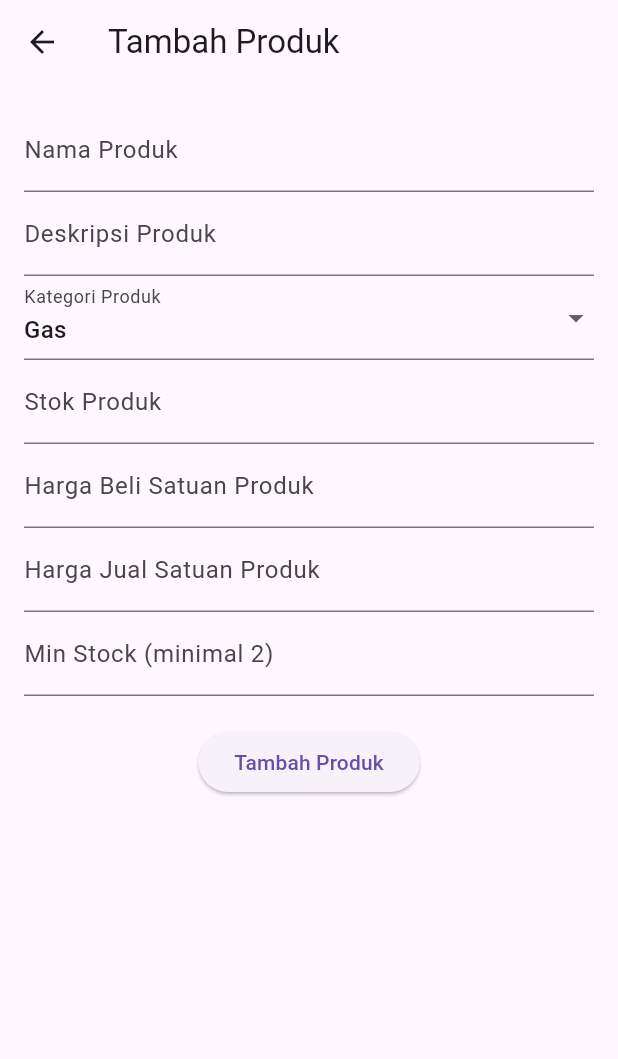
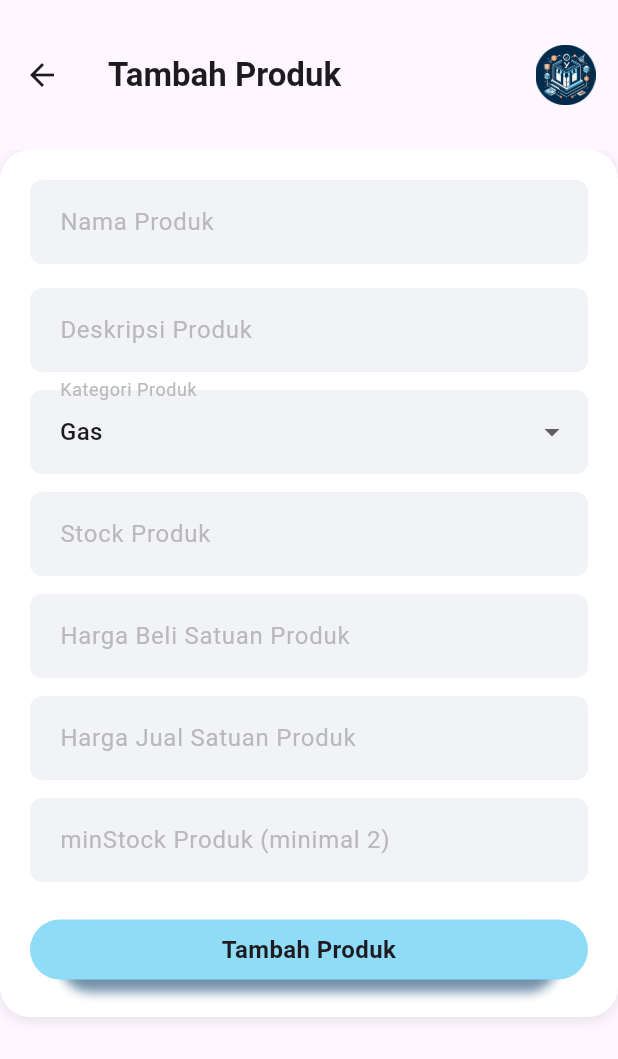
Before and after one commit to riofach/YStore, a Flutter app: the AddProductScreen screen opened directly, on a phone screen of 412 x 824 dp. Shown: the top 1059 px of the screen. Run offline on Flutter 3.47's test engine with Material 3 defaults, Android fonts, the light colour scheme and no system bars; our stand-ins replace cloud_firestore, firebase_auth, firebase_core, fl_chart, flutter_local_notifications, open_file and 1 more; missing offline and left inert: bcrypt; accounts and stored records are empty.

Commit message:
desain add product done

```diff
--- a/lib/config/app_color.dart
+++ b/lib/config/app_color.dart
@@ -5,5 +5,7 @@ class AppColor {
   static const secondary = Color(0xff8FDCF8);
   static const backgroundScaffold = Color(0xffF4F4F4);
 
-  static const textPrimary = Color(0xffB9B9B9);
+  static const grey = Color(0xffB9B9B9);
+
+  static const lightGrey = Color(0xffF2F3F7);
 }
--- a/lib/screens/login.dart
+++ b/lib/screens/login.dart
@@ -131,7 +131,7 @@ class _LoginScreenState extends State<LoginScreen> {
                                 .copyWith(
                                   fontWeight: FontWeight.w500,
                                   fontSize: 15,
-                                  color: AppColor.textPrimary,
+                                  color: AppColor.grey,
                                 ),
                           ),
                         ],
@@ -151,13 +151,13 @@ class _LoginScreenState extends State<LoginScreen> {
                           vertical: 16,
                         ),
                         hintText: 'Email',
-                        hintStyle: TextStyle(color: AppColor.textPrimary),
+                        hintStyle: TextStyle(color: AppColor.grey),
                         prefixIcon: const Icon(Icons.email),
-                        prefixIconColor: AppColor.textPrimary,
+                        prefixIconColor: AppColor.grey,
                         border: OutlineInputBorder(
                           borderRadius: BorderRadius.circular(30),
                           borderSide:
-                              const BorderSide(color: AppColor.textPrimary),
+                              const BorderSide(color: AppColor.grey),
                         ),
                         enabledBorder: OutlineInputBorder(
                           borderRadius: BorderRadius.circular(30),
@@ -180,9 +180,9 @@ class _LoginScreenState extends State<LoginScreen> {
                           vertical: 16,
                         ),
                         hintText: 'Password',
-                        hintStyle: TextStyle(color: AppColor.textPrimary),
+                        hintStyle: TextStyle(color: AppColor.grey),
                         prefixIcon: const Icon(Icons.password),
-                        prefixIconColor: AppColor.textPrimary,
+                        prefixIconColor: AppColor.grey,
                         suffixIcon: IconButton(
                           icon: Icon(
                             _isPasswordVisible
@@ -195,11 +195,11 @@ class _LoginScreenState extends State<LoginScreen> {
                             });
                           },
                         ),
-                        suffixIconColor: AppColor.textPrimary,
+                        suffixIconColor: AppColor.grey,
                         border: OutlineInputBorder(
                           borderRadius: BorderRadius.circular(30),
                           borderSide:
-                              const BorderSide(color: AppColor.textPrimary),
+                              const BorderSide(color: AppColor.grey),
                         ),
                         enabledBorder: OutlineInputBorder(
                           borderRadius: BorderRadius.circular(30),
--- a/lib/services/add_product.dart
+++ b/lib/services/add_product.dart
@@ -1,5 +1,8 @@
 import 'package:flutter/material.dart';
 import 'package:cloud_firestore/cloud_firestore.dart';
+import 'package:ystore/config/app_assets.dart';
+import 'package:ystore/config/app_color.dart';
+import 'package:ystore/widgets/bottom_custom.dart';
 
 class AddProductScreen extends StatefulWidget {
   final String? productId; // Optional product ID for editing
@@ -131,24 +134,124 @@ class _AddProductScreenState extends State<AddProductScreen> {
   @override
   Widget build(BuildContext context) {
     return Scaffold(
-      appBar: AppBar(
-        title: Text(widget.productId == null ? 'Tambah Produk' : 'Edit Produk'),
+      appBar: PreferredSize(
+        preferredSize: Size.fromHeight(100),
+        child: AppBar(
+          toolbarHeight: 100,
+          title: Text(
+            widget.productId == null ? 'Tambah Produk' : 'Edit Produk',
+            style: TextStyle(fontWeight: FontWeight.bold),
           ),
-      body: Padding(
-        padding: const EdgeInsets.all(16.0),
+          actions: [
+            Padding(
+              padding: const EdgeInsets.only(right: 15),
+              child: Image.asset(
+                AppAssets.logo,
+                height: 40,
+              ),
+            ),
+          ],
+        ),
+      ),
+      body: SingleChildScrollView(
+        child: Container(
+          padding: const EdgeInsets.all(20),
+          decoration: BoxDecoration(
+            color: Colors.white,
+            borderRadius: BorderRadius.circular(20),
+            boxShadow: [
+              BoxShadow(
+                color: Colors.black.withOpacity(0.1),
+                blurRadius: 8,
+                offset: Offset(0, 2),
+              ),
+            ],
+          ),
           child: Column(
             children: [
-            TextField(
+              TextFormField(
                 controller: _nameController,
-              decoration: InputDecoration(labelText: 'Nama Produk'),
+                decoration: InputDecoration(
+                  isDense: true,
+                  filled: true,
+                  fillColor: AppColor.lightGrey,
+                  contentPadding: const EdgeInsets.symmetric(
+                    horizontal: 16,
+                    vertical: 16,
                   ),
-            TextField(
+                  labelText: 'Nama Produk',
+                  labelStyle: TextStyle(color: AppColor.grey),
+                  border: OutlineInputBorder(
+                    borderRadius: BorderRadius.circular(8),
+                    borderSide: const BorderSide(color: AppColor.grey),
+                  ),
+                  enabledBorder: OutlineInputBorder(
+                    borderRadius: BorderRadius.circular(8),
+                    borderSide: BorderSide.none,
+                  ),
+                  focusedBorder: OutlineInputBorder(
+                    borderRadius: BorderRadius.circular(8),
+                    borderSide: BorderSide(color: AppColor.primary),
+                  ),
+                ),
+              ),
+              SizedBox(
+                height: 16,
+              ),
+              TextFormField(
                 controller: _descriptionController,
-              decoration: InputDecoration(labelText: 'Deskripsi Produk'),
+                decoration: InputDecoration(
+                  isDense: true,
+                  filled: true,
+                  fillColor: AppColor.lightGrey,
+                  contentPadding: const EdgeInsets.symmetric(
+                    horizontal: 16,
+                    vertical: 16,
+                  ),
+                  labelText: 'Deskripsi Produk',
+                  labelStyle: TextStyle(color: AppColor.grey),
+                  border: OutlineInputBorder(
+                    borderRadius: BorderRadius.circular(8),
+                    borderSide: const BorderSide(color: AppColor.grey),
+                  ),
+                  enabledBorder: OutlineInputBorder(
+                    borderRadius: BorderRadius.circular(8),
+                    borderSide: BorderSide.none,
+                  ),
+                  focusedBorder: OutlineInputBorder(
+                    borderRadius: BorderRadius.circular(8),
+                    borderSide: BorderSide(color: AppColor.primary),
+                  ),
+                ),
+              ),
+              SizedBox(
+                height: 12,
               ),
               DropdownButtonFormField<String>(
                 value: _selectedCategory,
-              decoration: InputDecoration(labelText: 'Kategori Produk'),
+                decoration: InputDecoration(
+                  isDense: true,
+                  filled: true,
+                  fillColor: AppColor.lightGrey,
+                  contentPadding: const EdgeInsets.symmetric(
+                    horizontal: 16,
+                    vertical: 16,
+                  ),
+                  labelText: 'Kategori Produk',
+                  labelStyle: TextStyle(color: AppColor.grey),
+                  border: OutlineInputBorder(
+                    borderRadius: BorderRadius.circular(8),
+                    borderSide: const BorderSide(color: AppColor.grey),
+                  ),
+                  enabledBorder: OutlineInputBorder(
+                    borderRadius: BorderRadius.circular(8),
+                    borderSide: BorderSide.none,
+                  ),
+                  focusedBorder: OutlineInputBorder(
+                    borderRadius: BorderRadius.circular(8),
+                    borderSide: BorderSide(color: AppColor.primary),
+                  ),
+                ),
                 items: _categories.map((String category) {
                   return DropdownMenuItem<String>(
                     value: category,
@@ -161,36 +264,136 @@ class _AddProductScreenState extends State<AddProductScreen> {
                   });
                 },
               ),
-            TextField(
+              SizedBox(
+                height: 12,
+              ),
+              TextFormField(
                 controller: _stockController,
-              decoration: InputDecoration(labelText: 'Stok Produk'),
                 keyboardType: TextInputType.number,
+                decoration: InputDecoration(
+                  isDense: true,
+                  filled: true,
+                  fillColor: AppColor.lightGrey,
+                  contentPadding: const EdgeInsets.symmetric(
+                    horizontal: 16,
+                    vertical: 16,
                   ),
-            TextField(
+                  labelText: 'Stock Produk',
+                  labelStyle: TextStyle(color: AppColor.grey),
+                  border: OutlineInputBorder(
+                    borderRadius: BorderRadius.circular(8),
+                    borderSide: const BorderSide(color: AppColor.grey),
+                  ),
+                  enabledBorder: OutlineInputBorder(
+                    borderRadius: BorderRadius.circular(8),
+                    borderSide: BorderSide.none,
+                  ),
+                  focusedBorder: OutlineInputBorder(
+                    borderRadius: BorderRadius.circular(8),
+                    borderSide: BorderSide(color: AppColor.primary),
+                  ),
+                ),
+              ),
+              SizedBox(
+                height: 12,
+              ),
+              TextFormField(
                 controller: _buyPriceController,
-              decoration:
-                  InputDecoration(labelText: 'Harga Beli Satuan Produk'),
                 keyboardType: TextInputType.number,
+                decoration: InputDecoration(
+                  isDense: true,
+                  filled: true,
+                  fillColor: AppColor.lightGrey,
+                  contentPadding: const EdgeInsets.symmetric(
+                    horizontal: 16,
+                    vertical: 16,
                   ),
-            TextField(
+                  labelText: 'Harga Beli Satuan Produk',
+                  labelStyle: TextStyle(color: AppColor.grey),
+                  border: OutlineInputBorder(
+                    borderRadius: BorderRadius.circular(8),
+                    borderSide: const BorderSide(color: AppColor.grey),
+                  ),
+                  enabledBorder: OutlineInputBorder(
+                    borderRadius: BorderRadius.circular(8),
+                    borderSide: BorderSide.none,
+                  ),
+                  focusedBorder: OutlineInputBorder(
+                    borderRadius: BorderRadius.circular(8),
+                    borderSide: BorderSide(color: AppColor.primary),
+                  ),
+                ),
+              ),
+              SizedBox(
+                height: 12,
+              ),
+              TextFormField(
                 controller: _sellPriceController,
-              decoration:
-                  InputDecoration(labelText: 'Harga Jual Satuan Produk'),
                 keyboardType: TextInputType.number,
+                decoration: InputDecoration(
+                  isDense: true,
+                  filled: true,
+                  fillColor: AppColor.lightGrey,
+                  contentPadding: const EdgeInsets.symmetric(
+                    horizontal: 16,
+                    vertical: 16,
                   ),
-            TextField(
+                  labelText: 'Harga Jual Satuan Produk',
+                  labelStyle: TextStyle(color: AppColor.grey),
+                  border: OutlineInputBorder(
+                    borderRadius: BorderRadius.circular(8),
+                    borderSide: const BorderSide(color: AppColor.grey),
+                  ),
+                  enabledBorder: OutlineInputBorder(
+                    borderRadius: BorderRadius.circular(8),
+                    borderSide: BorderSide.none,
+                  ),
+                  focusedBorder: OutlineInputBorder(
+                    borderRadius: BorderRadius.circular(8),
+                    borderSide: BorderSide(color: AppColor.primary),
+                  ),
+                ),
+              ),
+              SizedBox(
+                height: 12,
+              ),
+              TextFormField(
                 controller: _minStockController,
-              decoration: InputDecoration(labelText: 'Min Stock (minimal 2)'),
                 keyboardType: TextInputType.number,
+                decoration: InputDecoration(
+                  isDense: true,
+                  filled: true,
+                  fillColor: AppColor.lightGrey,
+                  contentPadding: const EdgeInsets.symmetric(
+                    horizontal: 16,
+                    vertical: 16,
+                  ),
+                  labelText: 'minStock Produk (minimal 2)',
+                  labelStyle: TextStyle(color: AppColor.grey),
+                  border: OutlineInputBorder(
+                    borderRadius: BorderRadius.circular(8),
+                    borderSide: const BorderSide(color: AppColor.grey),
+                  ),
+                  enabledBorder: OutlineInputBorder(
+                    borderRadius: BorderRadius.circular(8),
+                    borderSide: BorderSide.none,
+                  ),
+                  focusedBorder: OutlineInputBorder(
+                    borderRadius: BorderRadius.circular(8),
+                    borderSide: BorderSide(color: AppColor.primary),
+                  ),
+                ),
               ),
               SizedBox(height: 20),
-            ElevatedButton(
-              onPressed: _addProduct,
-              child: Text(widget.productId == null
+              BottomCustom(
+                label: widget.productId == null
                     ? 'Tambah Produk'
-                  : 'Simpan Perubahan'),
+                    : 'Simpan Perubahan',
+                onTap: _addProduct,
+                isExpand: true,
               ),
             ],
+          ),
         ),
       ),
     );
```
Also changed, not shown: 4 other files. Lines whose indentation alone changed are shown as unchanged.
